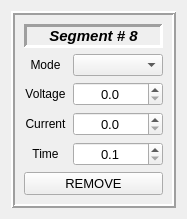
This is src/window_munk_power_supply/widgetsegmenttimedata.ui in dmherrington/ECM-Control-System as Qt 5 draws it before an edit. The edited form follows.
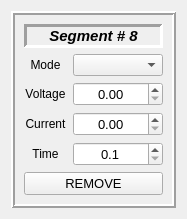
This is the edited form.

Patch:
```diff
--- a/src/window_munk_power_supply/widgetsegmenttimedata.ui
+++ b/src/window_munk_power_supply/widgetsegmenttimedata.ui
@@ -187,7 +187,10 @@
            <set>Qt::AlignCenter</set>
           </property>
           <property name="decimals">
-           <number>1</number>
+           <number>2</number>
+          </property>
+          <property name="maximum">
+           <double>40.000000000000000</double>
           </property>
          </widget>
         </item>
@@ -246,7 +249,7 @@
            <set>Qt::AlignCenter</set>
           </property>
           <property name="decimals">
-           <number>1</number>
+           <number>2</number>
           </property>
           <property name="maximum">
            <double>2000.000000000000000</double>
```
